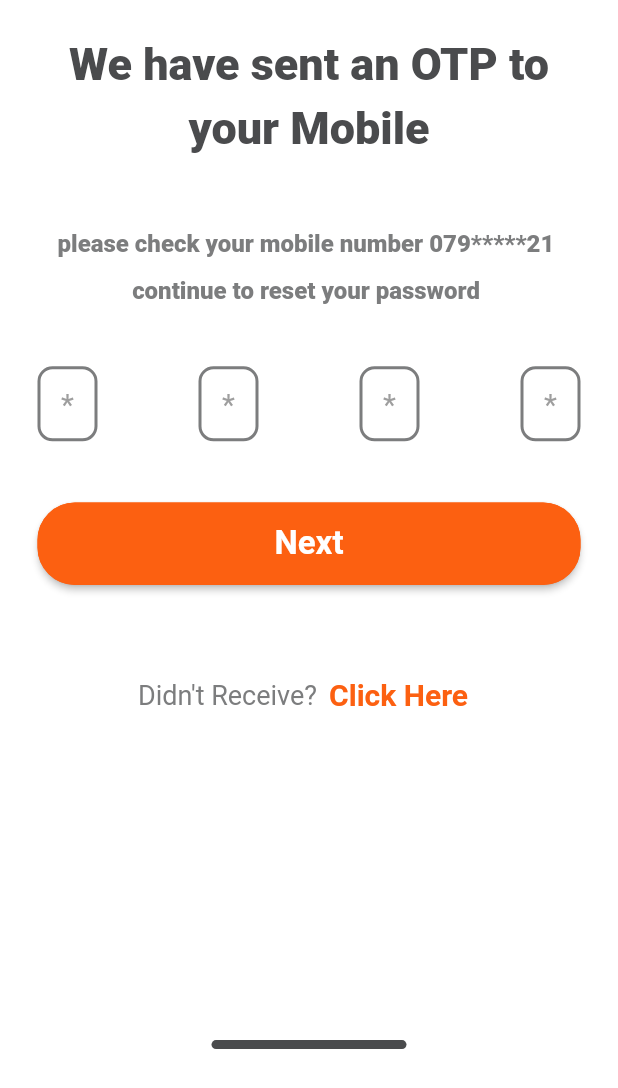
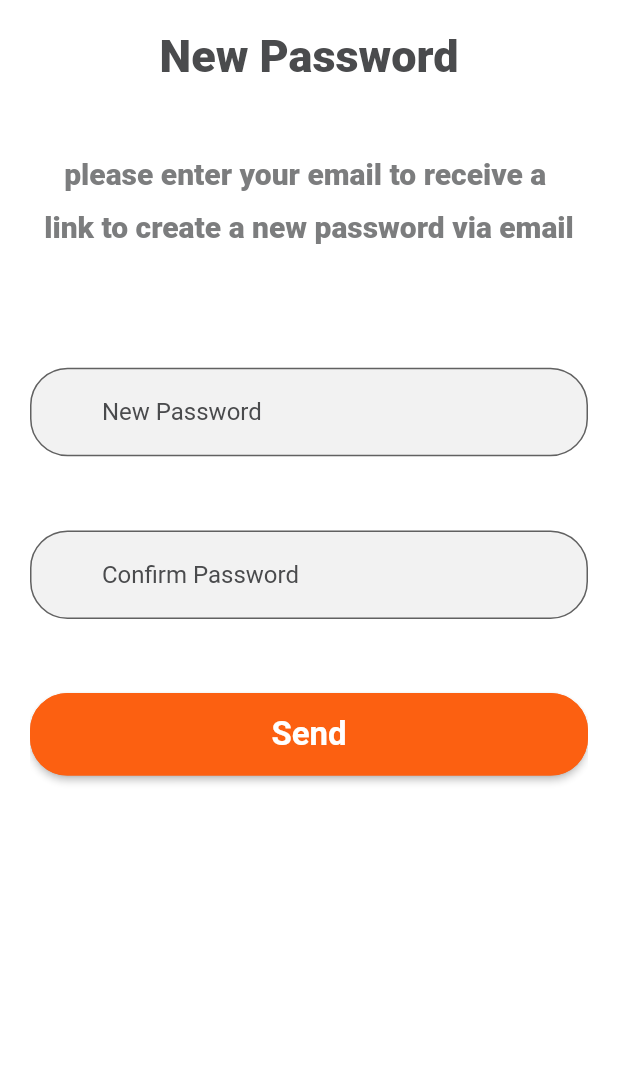
Before and after one commit to ibrahimalfalah/ecommerce-app, a Flutter app: the CheckMobileScreen screen opened directly, after a tap on "Next", on a phone screen of 412 x 824 dp. Shown: the top 1088 px of the screen. Run offline on Flutter 3.47's test engine with Material 2 defaults, Android fonts, the phone set to English and light mode, and no system bars; drawn by our look-alikes of pin_code_fields; our stand-ins replace flutter_svg, get, hexcolor.

Commit message:
new_password

```diff
--- a/lib/main.dart
+++ b/lib/main.dart
@@ -4,7 +4,7 @@ import 'package:flutter/services.dart';
 import 'package:get/get_navigation/src/root/get_material_app.dart';
 import 'package:hexcolor/hexcolor.dart';
 
-import 'module/home_screen.dart';
+import 'module/home_login_screen.dart';
 import 'module/login_screen.dart';
 
 void main() {
--- a/lib/module/home_screen.dart
+++ b/lib/module/home_login_screen.dart
@@ -7,7 +7,7 @@ import 'package:flutter/widgets.dart';
 import 'package:flutter_svg/svg.dart';
 import 'package:hexcolor/hexcolor.dart';
 
-class HomeScreen extends StatelessWidget {
+class HomeLoginScreen extends StatelessWidget {
   @override
   Widget build(BuildContext context) {
     return Scaffold(
--- a/lib/module/login_screen.dart
+++ b/lib/module/login_screen.dart
@@ -1,4 +1,4 @@
-import 'package:e_commerce_app/module/reset_password_screen.dart';
+import 'package:e_commerce_app/module/reset_password/reset_password_screen.dart';
 import 'package:e_commerce_app/module/sign%20up_screen.dart';
 import 'package:e_commerce_app/shared/components.dart';
 import 'package:flutter/cupertino.dart';
--- a/lib/module/check_mobile_screen.dart
+++ b/lib/module/reset_password/check_mobile_screen.dart
@@ -1,3 +1,4 @@
+import 'package:e_commerce_app/module/reset_password/new_password_screen.dart';
 import 'package:e_commerce_app/shared/components.dart';
 import 'package:flutter/material.dart';
 import 'package:hexcolor/hexcolor.dart';
@@ -90,7 +91,9 @@ class CheckMobileScreen extends StatelessWidget {
                     child: sharedButton(
                       text: 'Next',
                       colors: HexColor('FC6011'),
-                      function: () {},
+                      function: () {
+                        navigateWithoutBack(context, NewPasswordScreen());
+                      },
                       style: TextStyle(
                         color: Colors.white,
                         fontSize: 22.0,
--- /dev/null
+++ b/lib/module/reset_password/new_password_screen.dart
@@ -0,0 +1,110 @@
+import 'package:e_commerce_app/module/reset_password/check_mobile_screen.dart';
+import 'package:e_commerce_app/shared/components.dart';
+import 'package:flutter/material.dart';
+import 'package:hexcolor/hexcolor.dart';
+
+// ignore: must_be_immutable
+class NewPasswordScreen extends StatelessWidget {
+  var emailController = TextEditingController();
+  @override
+  Widget build(BuildContext context) {
+    return Scaffold(
+      body: SafeArea(
+        child: Padding(
+          padding: const EdgeInsets.all(20.0),
+          child: SingleChildScrollView(
+            physics: BouncingScrollPhysics(),
+            child: Column(
+              crossAxisAlignment: CrossAxisAlignment.center,
+              children: [
+                Text(
+                  'New Password',
+                  style: TextStyle(
+                    color: HexColor('4A4B4D'),
+                    fontWeight: FontWeight.w900,
+                    fontSize: 30.0,
+                  ),
+                ),
+                SizedBox(
+                  height: MediaQuery.of(context).size.height * 0.06,
+                ),
+                Text(
+                  'please enter your email to receive a ',
+                  style: TextStyle(
+                    color: HexColor('7C7D7E'),
+                    fontWeight: FontWeight.w900,
+                    fontSize: 20.0,
+                  ),
+                ),
+                SizedBox(
+                  height: MediaQuery.of(context).size.height * 0.015,
+                ),
+                Text(
+                  'link to create a new password via email',
+                  style: TextStyle(
+                    color: HexColor('7C7D7E'),
+                    fontWeight: FontWeight.w900,
+                    fontSize: 20.0,
+                  ),
+                ),
+                SizedBox(
+                  height: MediaQuery.of(context).size.height * 0.1,
+                ),
+                textField(
+                    controller: emailController,
+                    fillColor: HexColor('F2F2F2'),
+                    hint: 'New Password',
+                    focusColor: Colors.grey,
+                    iconColor: Colors.grey,
+                    borderSideColor: HexColor('F2F2F2'),
+                    style: TextStyle(),
+                    hintStyle: TextStyle(
+                      fontSize: 16.0,
+                      color: HexColor('4A4B4D'),
+                    ),
+                    type: TextInputType.emailAddress),
+                SizedBox(
+                  height: MediaQuery.of(context).size.height * 0.06,
+                ),
+                textField(
+                    controller: emailController,
+                    fillColor: HexColor('F2F2F2'),
+                    hint: 'Confirm Password',
+                    focusColor: Colors.grey,
+                    iconColor: Colors.grey,
+                    borderSideColor: HexColor('F2F2F2'),
+                    style: TextStyle(),
+                    hintStyle: TextStyle(
+                      fontSize: 16.0,
+                      color: HexColor('4A4B4D'),
+                    ),
+                    type: TextInputType.emailAddress),
+                SizedBox(
+                  height: MediaQuery.of(context).size.height * 0.06,
+                ),
+                Container(
+                  width: MediaQuery.of(context).size.width,
+                  height: 55.0,
+                  child: sharedButton(
+                    text: 'Send',
+                    colors: HexColor('FC6011'),
+                    function: () {},
+                    style: TextStyle(
+                      color: Colors.white,
+                      fontSize: 22.0,
+                      fontWeight: FontWeight.bold,
+                    ),
+                  ),
+                ),
+                SizedBox(
+                  height: MediaQuery.of(context).size.height * 0.35,
+                ),
+                lastDivider(),
+              ],
+            ),
+          ),
+        ),
+      ),
+    );
+  }
+}
--- a/lib/module/reset_password_screen.dart
+++ b/lib/module/reset_password/reset_password_screen.dart
@@ -1,4 +1,4 @@
-import 'package:e_commerce_app/module/check_mobile_screen.dart';
+import 'package:e_commerce_app/module/reset_password/check_mobile_screen.dart';
 import 'package:e_commerce_app/shared/components.dart';
 import 'package:flutter/material.dart';
 import 'package:hexcolor/hexcolor.dart';
@@ -59,7 +59,7 @@ class ResetPasswordScreen extends StatelessWidget {
                     style: TextStyle(),
                     hintStyle: TextStyle(
                       fontSize: 16.0,
-                      color: HexColor('CCCAC7'),
+                      color: HexColor('4A4B4D'),
                     ),
                     type: TextInputType.emailAddress),
                 SizedBox(
--- a/lib/module/splash_screen.dart
+++ b/lib/module/splash_screen.dart
@@ -1,4 +1,4 @@
-import 'package:e_commerce_app/module/home_screen.dart';
+import 'package:e_commerce_app/module/home_login_screen.dart';
 import 'package:flutter/material.dart';
 import 'package:get/get.dart';
 import 'package:hexcolor/hexcolor.dart';
@@ -85,6 +85,6 @@ class _SplashScreenState extends State<SplashScreen> {
 
 void goToNextView() {
   Future.delayed(Duration(seconds: 3), () {
-    Get.to(() => HomeScreen(), transition: Transition.fade);
+    Get.to(() => HomeLoginScreen(), transition: Transition.fade);
   });
 }
```
